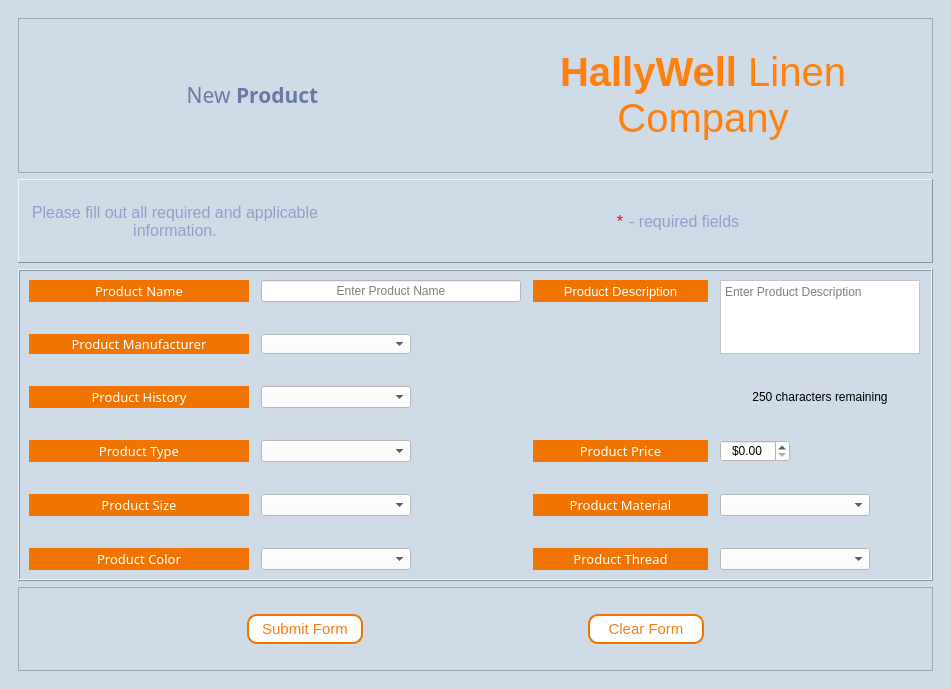
apduong/CIS-3365, file Hallywell CRMS v1/UI Files/NewProductForm.ui: the form before one commit.
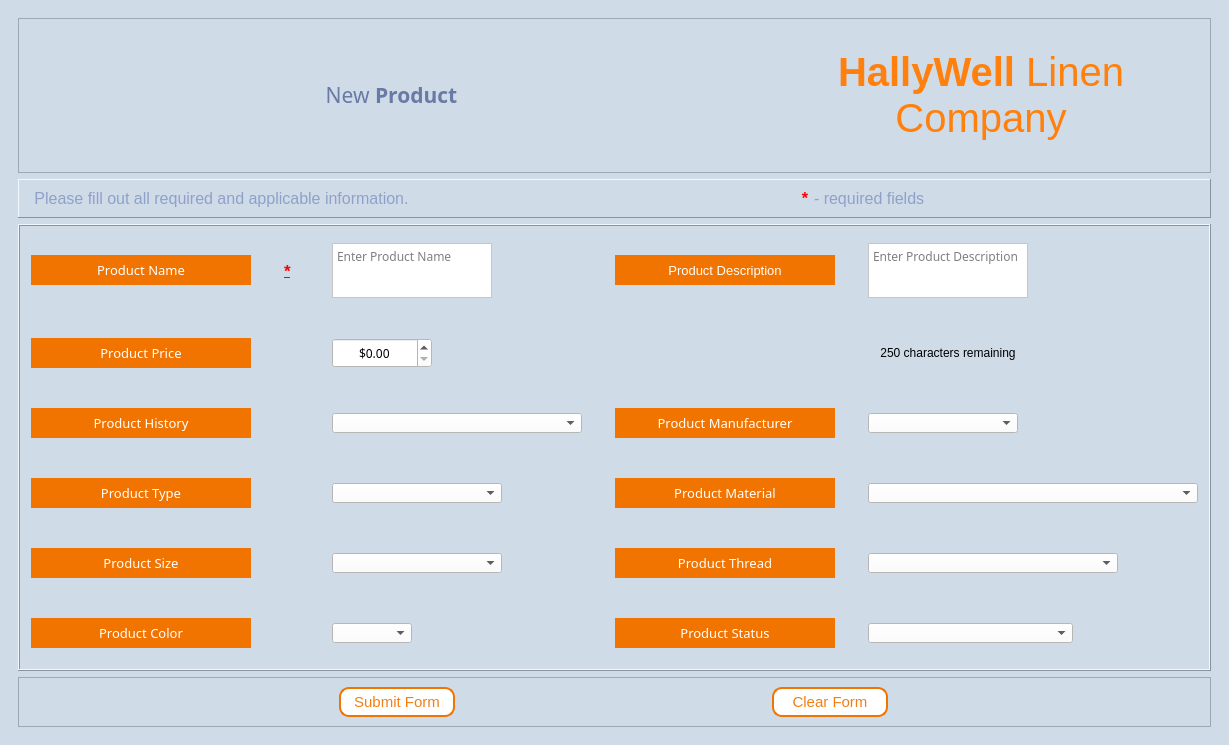
The form after the commit. Icons and pictures are not drawn.

Patch:
```diff
--- a/Hallywell CRMS v1/UI Files/NewProductForm.ui
+++ b/Hallywell CRMS v1/UI Files/NewProductForm.ui
@@ -6,8 +6,8 @@
    <rect>
     <x>0</x>
     <y>0</y>
-    <width>951</width>
-    <height>689</height>
+    <width>1229</width>
+    <height>745</height>
    </rect>
   </property>
   <property name="windowTitle">
@@ -142,8 +142,8 @@
         <rect>
          <x>0</x>
          <y>0</y>
-         <width>929</width>
-         <height>667</height>
+         <width>1207</width>
+         <height>723</height>
         </rect>
        </property>
        <layout class="QVBoxLayout" name="verticalLayout_2">
@@ -266,6 +266,9 @@
              <property name="font">
               <font>
                <pointsize>12</pointsize>
+               <weight>75</weight>
+               <italic>false</italic>
+               <bold>true</bold>
               </font>
              </property>
              <property name="styleSheet">
@@ -323,61 +326,53 @@
           </property>
           <layout class="QGridLayout" name="gridLayout">
            <property name="horizontalSpacing">
-            <number>12</number>
+            <number>31</number>
            </property>
            <property name="verticalSpacing">
             <number>32</number>
            </property>
-           <item row="0" column="3" rowspan="2">
-            <widget class="QPlainTextEdit" name="description_box">
+           <item row="4" column="0">
+            <widget class="QLabel" name="label_13">
              <property name="minimumSize">
               <size>
-               <width>200</width>
-               <height>0</height>
+               <width>220</width>
+               <height>30</height>
               </size>
              </property>
              <property name="maximumSize">
               <size>
-               <width>200</width>
-               <height>200</height>
+               <width>220</width>
+               <height>30</height>
               </size>
              </property>
-             <property name="placeholderText">
-              <string>Enter Product Description</string>
-             </property>
-            </widget>
-           </item>
-           <item row="5" column="1">
-            <widget class="QComboBox" name="comboBox_Color">
-             <property name="maximumSize">
-              <size>
-               <width>150</width>
-               <height>16777215</height>
-              </size>
-             </property>
-            </widget>
-           </item>
-           <item row="2" column="3">
-            <widget class="QLabel" name="characters_remaining">
-             <property name="maximumSize">
-              <size>
-               <width>16777215</width>
-               <height>20</height>
-              </size>
-             </property>
-             <property name="styleSheet">
-              <string notr="true">border: none; background-color:none;color:black;</string>
+             <property name="font">
+              <font>
+               <family>Montserrat Medium</family>
+               <pointsize>10</pointsize>
+              </font>
              </property>
              <property name="text">
-              <string>250 characters remaining</string>
+              <string>Product Size</string>
              </property>
              <property name="alignment">
               <set>Qt::AlignCenter</set>
              </property>
             </widget>
            </item>
-           <item row="0" column="2">
+           <item row="0" column="3">
             <widget class="QLabel" name="label_5">
+             <property name="minimumSize">
+              <size>
+               <width>220</width>
+               <height>30</height>
+              </size>
+             </property>
+             <property name="maximumSize">
+              <size>
+               <width>220</width>
+               <height>30</height>
+              </size>
+             </property>
              <property name="font">
               <font>
                <pointsize>10</pointsize>
@@ -397,38 +392,165 @@
              </property>
             </widget>
            </item>
-           <item row="2" column="1">
+           <item row="2" column="2">
             <widget class="QComboBox" name="comboBox_History">
+             <property name="minimumSize">
+              <size>
+               <width>250</width>
+               <height>20</height>
+              </size>
+             </property>
              <property name="maximumSize">
               <size>
-               <width>150</width>
-               <height>16777215</height>
+               <width>250</width>
+               <height>20</height>
               </size>
+             </property>
+             <property name="font">
+              <font>
+               <family>Montserrat</family>
+               <pointsize>9</pointsize>
+              </font>
+             </property>
+            </widget>
+           </item>
+           <item row="5" column="2">
+            <widget class="QComboBox" name="comboBox_Color">
+             <property name="minimumSize">
+              <size>
+               <width>80</width>
+               <height>20</height>
+              </size>
+             </property>
+             <property name="maximumSize">
+              <size>
+               <width>80</width>
+               <height>20</height>
+              </size>
+             </property>
+             <property name="font">
+              <font>
+               <family>Montserrat</family>
+               <pointsize>9</pointsize>
+              </font>
              </property>
             </widget>
            </item>
            <item row="4" column="3">
-            <widget class="QComboBox" name="comboBox_Material">
+            <widget class="QLabel" name="label_12">
+             <property name="minimumSize">
+              <size>
+               <width>220</width>
+               <height>30</height>
+              </size>
+             </property>
              <property name="maximumSize">
               <size>
+               <width>220</width>
+               <height>30</height>
+              </size>
+             </property>
+             <property name="font">
+              <font>
+               <family>Montserrat Medium</family>
+               <pointsize>10</pointsize>
+              </font>
+             </property>
+             <property name="text">
+              <string>Product Thread</string>
+             </property>
+             <property name="alignment">
+              <set>Qt::AlignCenter</set>
+             </property>
+            </widget>
+           </item>
+           <item row="2" column="4">
+            <widget class="QComboBox" name="comboBox_Manu">
+             <property name="minimumSize">
+              <size>
                <width>150</width>
-               <height>16777215</height>
+               <height>20</height>
               </size>
              </property>
+             <property name="maximumSize">
+              <size>
+               <width>150</width>
+               <height>20</height>
+              </size>
+             </property>
+             <property name="font">
+              <font>
+               <family>Montserrat</family>
+               <pointsize>9</pointsize>
+              </font>
+             </property>
             </widget>
            </item>
-           <item row="4" column="2">
+           <item row="1" column="4">
+            <widget class="QLabel" name="characters_remaining">
+             <property name="minimumSize">
+              <size>
+               <width>160</width>
+               <height>30</height>
+              </size>
+             </property>
+             <property name="maximumSize">
+              <size>
+               <width>160</width>
+               <height>30</height>
+              </size>
+             </property>
+             <property name="styleSheet">
+              <string notr="true">border: none; background-color:none;color:black;</string>
+             </property>
+             <property name="text">
+              <string>250 characters remaining</string>
+             </property>
+             <property name="alignment">
+              <set>Qt::AlignCenter</set>
+             </property>
+            </widget>
+           </item>
+           <item row="1" column="0">
+            <widget class="QLabel" name="label_8">
+             <property name="minimumSize">
+              <size>
+               <width>220</width>
+               <height>30</height>
+              </size>
+             </property>
+             <property name="maximumSize">
+              <size>
+               <width>220</width>
+               <height>30</height>
+              </size>
+             </property>
+             <property name="font">
+              <font>
+               <family>Montserrat Medium</family>
+               <pointsize>10</pointsize>
+              </font>
+             </property>
+             <property name="text">
+              <string>Product Price</string>
+             </property>
+             <property name="alignment">
+              <set>Qt::AlignCenter</set>
+             </property>
+            </widget>
+           </item>
+           <item row="3" column="3">
             <widget class="QLabel" name="label_11">
              <property name="minimumSize">
               <size>
-               <width>175</width>
-               <height>0</height>
+               <width>220</width>
+               <height>30</height>
               </size>
              </property>
              <property name="maximumSize">
               <size>
-               <width>175</width>
-               <height>16777215</height>
+               <width>220</width>
+               <height>30</height>
               </size>
              </property>
              <property name="font">
@@ -445,46 +567,71 @@
              </property>
             </widget>
            </item>
-           <item row="4" column="0">
-            <widget class="QLabel" name="label_13">
+           <item row="3" column="4">
+            <widget class="QComboBox" name="comboBox_Material">
              <property name="minimumSize">
               <size>
-               <width>220</width>
-               <height>0</height>
+               <width>330</width>
+               <height>20</height>
               </size>
              </property>
              <property name="maximumSize">
               <size>
-               <width>180</width>
-               <height>16777215</height>
+               <width>330</width>
+               <height>20</height>
               </size>
              </property>
              <property name="font">
               <font>
-               <family>Montserrat Medium</family>
-               <pointsize>10</pointsize>
+               <family>Montserrat</family>
+               <pointsize>9</pointsize>
               </font>
              </property>
-             <property name="text">
-              <string>Product Size</string>
+            </widget>
+           </item>
+           <item row="1" column="2">
+            <widget class="QDoubleSpinBox" name="Product_Price">
+             <property name="minimumSize">
+              <size>
+               <width>100</width>
+               <height>30</height>
+              </size>
+             </property>
+             <property name="maximumSize">
+              <size>
+               <width>100</width>
+               <height>30</height>
+              </size>
+             </property>
+             <property name="font">
+              <font>
+               <family>Montserrat</family>
+               <pointsize>9</pointsize>
+              </font>
              </property>
              <property name="alignment">
               <set>Qt::AlignCenter</set>
              </property>
+             <property name="prefix">
+              <string>$</string>
+             </property>
+             <property name="maximum">
+              <double>99999999.989999994635582</double>
+             </property>
             </widget>
            </item>
-           <item row="1" column="0">
+           <item row="2" column="3">
             <widget class="QLabel" name="label_6">
              <property name="minimumSize">
               <size>
                <width>220</width>
-               <height>0</height>
+               <height>30</height>
               </size>
              </property>
              <property name="maximumSize">
               <size>
                <width>250</width>
-               <height>35</height>
+               <height>30</height>
               </size>
              </property>
              <property name="font">
@@ -507,114 +654,47 @@
              </property>
             </widget>
            </item>
-           <item row="5" column="3">
+           <item row="4" column="4">
             <widget class="QComboBox" name="comboBox_Thread">
+             <property name="minimumSize">
+              <size>
+               <width>250</width>
+               <height>20</height>
+              </size>
+             </property>
              <property name="maximumSize">
               <size>
-               <width>150</width>
-               <height>16777215</height>
+               <width>250</width>
+               <height>20</height>
               </size>
              </property>
+             <property name="font">
+              <font>
+               <family>Montserrat</family>
+               <pointsize>9</pointsize>
+              </font>
+             </property>
             </widget>
            </item>
-           <item row="4" column="1">
+           <item row="4" column="2">
             <widget class="QComboBox" name="comboBox_Size">
-             <property name="maximumSize">
-              <size>
-               <width>150</width>
-               <height>16777215</height>
-              </size>
-             </property>
-            </widget>
-           </item>
-           <item row="5" column="2">
-            <widget class="QLabel" name="label_12">
              <property name="minimumSize">
               <size>
-               <width>175</width>
-               <height>0</height>
+               <width>170</width>
+               <height>20</height>
               </size>
              </property>
              <property name="maximumSize">
               <size>
-               <width>175</width>
-               <height>16777215</height>
+               <width>170</width>
+               <height>20</height>
               </size>
              </property>
              <property name="font">
               <font>
-               <family>Montserrat Medium</family>
-               <pointsize>10</pointsize>
+               <family>Montserrat</family>
+               <pointsize>9</pointsize>
               </font>
-             </property>
-             <property name="text">
-              <string>Product Thread</string>
-             </property>
-             <property name="alignment">
-              <set>Qt::AlignCenter</set>
-             </property>
-            </widget>
-           </item>
-           <item row="0" column="0">
-            <widget class="QLabel" name="label_4">
-             <property name="minimumSize">
-              <size>
-               <width>220</width>
-               <height>0</height>
-              </size>
-             </property>
-             <property name="font">
-              <font>
-               <family>Montserrat Medium</family>
-               <pointsize>10</pointsize>
-              </font>
-             </property>
-             <property name="frameShape">
-              <enum>QFrame::Panel</enum>
-             </property>
-             <property name="frameShadow">
-              <enum>QFrame::Raised</enum>
-             </property>
-             <property name="text">
-              <string>Product Name</string>
-             </property>
-             <property name="alignment">
-              <set>Qt::AlignCenter</set>
-             </property>
-            </widget>
-           </item>
-           <item row="3" column="1">
-            <widget class="QComboBox" name="comboBox_Type">
-             <property name="maximumSize">
-              <size>
-               <width>150</width>
-               <height>16777215</height>
-              </size>
-             </property>
-            </widget>
-           </item>
-           <item row="0" column="1">
-            <widget class="QLineEdit" name="lineEdit_ProductName">
-             <property name="minimumSize">
-              <size>
-               <width>250</width>
-               <height>0</height>
-              </size>
-             </property>
-             <property name="maximumSize">
-              <size>
-               <width>260</width>
-               <height>16777215</height>
-              </size>
-             </property>
-             <property name="maxLength">
-              <number>250</number>
-             </property>
-             <property name="alignment">
-              <set>Qt::AlignCenter</set>
-             </property>
-             <property name="placeholderText">
-              <string>Enter Product Name</string>
              </property>
             </widget>
            </item>
@@ -623,13 +703,13 @@
              <property name="minimumSize">
               <size>
                <width>220</width>
-               <height>0</height>
+               <height>30</height>
               </size>
              </property>
              <property name="maximumSize">
               <size>
-               <width>180</width>
-               <height>16777215</height>
+               <width>220</width>
+               <height>30</height>
               </size>
              </property>
              <property name="font">
@@ -652,22 +732,25 @@
              </property>
             </widget>
            </item>
-           <item row="3" column="3">
-            <widget class="QDoubleSpinBox" name="Product_Price">
+           <item row="3" column="2">
+            <widget class="QComboBox" name="comboBox_Type">
+             <property name="minimumSize">
+              <size>
+               <width>170</width>
+               <height>20</height>
+              </size>
+             </property>
              <property name="maximumSize">
               <size>
-               <width>70</width>
-               <height>16777215</height>
+               <width>170</width>
+               <height>20</height>
               </size>
              </property>
-             <property name="alignment">
-              <set>Qt::AlignCenter</set>
-             </property>
-             <property name="prefix">
-              <string>$</string>
-             </property>
-             <property name="maximum">
-              <double>99999999.989999994635582</double>
+             <property name="font">
+              <font>
+               <family>Montserrat</family>
+               <pointsize>9</pointsize>
+              </font>
              </property>
             </widget>
            </item>
@@ -676,13 +759,13 @@
              <property name="minimumSize">
               <size>
                <width>220</width>
-               <height>0</height>
+               <height>30</height>
               </size>
              </property>
              <property name="maximumSize">
               <size>
-               <width>180</width>
-               <height>16777215</height>
+               <width>220</width>
+               <height>30</height>
               </size>
              </property>
              <property name="font">
@@ -710,13 +793,13 @@
              <property name="minimumSize">
               <size>
                <width>220</width>
-               <height>0</height>
+               <height>30</height>
               </size>
              </property>
              <property name="maximumSize">
               <size>
-               <width>180</width>
-               <height>16777215</height>
+               <width>220</width>
+               <height>30</height>
               </size>
              </property>
              <property name="font">
@@ -733,39 +816,153 @@
              </property>
             </widget>
            </item>
-           <item row="3" column="2">
-            <widget class="QLabel" name="label_8">
+           <item row="0" column="2">
+            <widget class="QPlainTextEdit" name="prod_name">
              <property name="minimumSize">
               <size>
-               <width>175</width>
-               <height>0</height>
+               <width>160</width>
+               <height>55</height>
               </size>
              </property>
              <property name="maximumSize">
               <size>
-               <width>175</width>
-               <height>16777215</height>
+               <width>160</width>
+               <height>55</height>
               </size>
              </property>
              <property name="font">
               <font>
+               <family>Montserrat</family>
+               <pointsize>9</pointsize>
+              </font>
+             </property>
+             <property name="verticalScrollBarPolicy">
+              <enum>Qt::ScrollBarAlwaysOff</enum>
+             </property>
+             <property name="horizontalScrollBarPolicy">
+              <enum>Qt::ScrollBarAlwaysOff</enum>
+             </property>
+             <property name="placeholderText">
+              <string>Enter Product Name</string>
+             </property>
+            </widget>
+           </item>
+           <item row="0" column="0">
+            <widget class="QLabel" name="label_4">
+             <property name="minimumSize">
+              <size>
+               <width>220</width>
+               <height>30</height>
+              </size>
+             </property>
+             <property name="maximumSize">
+              <size>
+               <width>220</width>
+               <height>30</height>
+              </size>
+             </property>
+             <property name="font">
+              <font>
                <family>Montserrat Medium</family>
                <pointsize>10</pointsize>
               </font>
              </property>
              <property name="text">
-              <string>Product Price</string>
+              <string>Product Name</string>
              </property>
              <property name="alignment">
               <set>Qt::AlignCenter</set>
              </property>
             </widget>
            </item>
-           <item row="1" column="1">
-            <widget class="QComboBox" name="comboBox_Manu">
+           <item row="0" column="4">
+            <widget class="QPlainTextEdit" name="description_box">
+             <property name="minimumSize">
+              <size>
+               <width>160</width>
+               <height>55</height>
+              </size>
+             </property>
              <property name="maximumSize">
               <size>
-               <width>150</width>
+               <width>160</width>
+               <height>55</height>
+              </size>
+             </property>
+             <property name="font">
+              <font>
+               <family>Montserrat</family>
+               <pointsize>9</pointsize>
+              </font>
+             </property>
+             <property name="verticalScrollBarPolicy">
+              <enum>Qt::ScrollBarAlwaysOff</enum>
+             </property>
+             <property name="horizontalScrollBarPolicy">
+              <enum>Qt::ScrollBarAlwaysOff</enum>
+             </property>
+             <property name="placeholderText">
+              <string>Enter Product Description</string>
+             </property>
+            </widget>
+           </item>
+           <item row="0" column="1">
+            <widget class="QLabel" name="label_7">
+             <property name="minimumSize">
+              <size>
+               <width>15</width>
+               <height>15</height>
+              </size>
+             </property>
+             <property name="maximumSize">
+              <size>
+               <width>15</width>
+               <height>15</height>
+              </size>
+             </property>
+             <property name="font">
+              <font>
+               <pointsize>13</pointsize>
+               <weight>75</weight>
+               <bold>true</bold>
+               <underline>true</underline>
+              </font>
+             </property>
+             <property name="styleSheet">
+              <string notr="true">color:red; background:none;</string>
+             </property>
+             <property name="text">
+              <string>*</string>
+             </property>
+            </widget>
+           </item>
+           <item row="5" column="3">
+            <widget class="QLabel" name="label_15">
+             <property name="font">
+              <font>
+               <family>Montserrat Medium</family>
+               <pointsize>10</pointsize>
+              </font>
+             </property>
+             <property name="text">
+              <string>Product Status</string>
+             </property>
+             <property name="alignment">
+              <set>Qt::AlignCenter</set>
+             </property>
+            </widget>
+           </item>
+           <item row="5" column="4">
+            <widget class="QComboBox" name="comboBox">
+             <property name="minimumSize">
+              <size>
+               <width>205</width>
+               <height>20</height>
+              </size>
+             </property>
+             <property name="maximumSize">
+              <size>
+               <width>205</width>
                <height>20</height>
               </size>
              </property>
```
Left out of the diff: 10 changed lines with no effect on the pictures.
